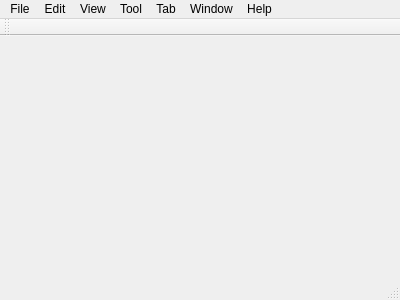
hongnod/woterm, file woterm/qwomainwindow.ui: the form before one commit.
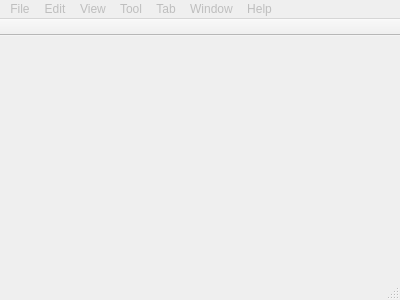
The form after the commit.

What changed in the file:
```diff
--- a/woterm/qwomainwindow.ui
+++ b/woterm/qwomainwindow.ui
@@ -15,6 +15,9 @@
   </property>
   <widget class="QWidget" name="centralWidget"/>
   <widget class="QMenuBar" name="menuBar">
+   <property name="enabled">
+    <bool>false</bool>
+   </property>
    <property name="geometry">
     <rect>
      <x>0</x>
@@ -82,6 +85,12 @@
    <addaction name="menuHelp"/>
   </widget>
   <widget class="QToolBar" name="mainToolBar">
+   <property name="movable">
+    <bool>false</bool>
+   </property>
+   <property name="toolButtonStyle">
+    <enum>Qt::ToolButtonTextBesideIcon</enum>
+   </property>
    <attribute name="toolBarArea">
     <enum>TopToolBarArea</enum>
    </attribute>
```
Left out of the diff: 3 changed lines with no effect on the pictures.
